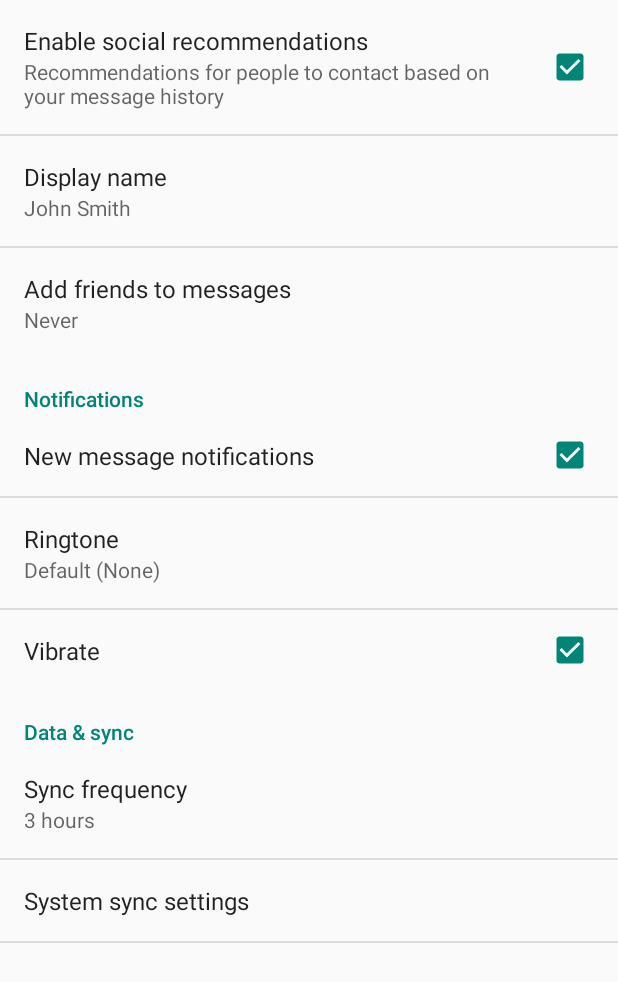
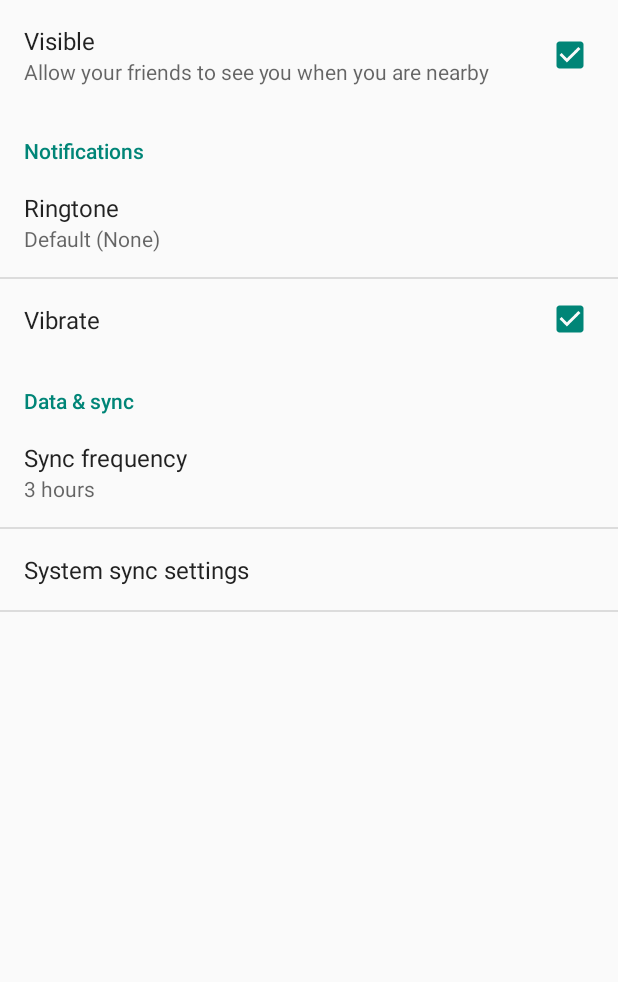
Before and after one commit to zshires/buz, an Android app: the SettingsActivity screen opened directly, with no data from a screen before it, on a phone screen of 412 x 824 dp. Shown: the top 982 px of the screen. Run offline under Robolectric (Android 15) with nearby library versions, the phone set to English and light mode, and no system bars; 2 statements that could not run were skipped.

Commit message:
Update settings activity to have correct features

```diff
--- a/app/src/main/res/values/strings_activity_settings.xml
+++ b/app/src/main/res/values/strings_activity_settings.xml
@@ -6,13 +6,12 @@
     <!-- Example General settings -->
     <string name="pref_header_general">General</string>
 
-    <string name="pref_title_social_recommendations">Enable social recommendations</string>
-    <string name="pref_description_social_recommendations">Recommendations for people to contact
-        based on your message history
+    <string name="pref_title_location_services">Visible</string>
+    <string name="pref_description_location_services">Allow your friends to see you when you are nearby
     </string>
 
-    <string name="pref_title_display_name">Display name</string>
-    <string name="pref_default_display_name">John Smith</string>
+    <string name="pref_title_display_name">Custom Buz</string>
+    <string name="pref_default_display_name"></string>
 
     <string name="pref_title_add_friends_to_messages">Add friends to messages</string>
     <string-array name="pref_example_list_titles">
--- a/app/src/main/res/xml/pref_general.xml
+++ b/app/src/main/res/xml/pref_general.xml
@@ -2,12 +2,13 @@
 
     <CheckBoxPreference
         android:key="example_checkbox"
-        android:title="@string/pref_title_social_recommendations"
-        android:summary="@string/pref_description_social_recommendations"
+        android:title="@string/pref_title_location_services"
+        android:summary="@string/pref_description_location_services"
         android:defaultValue="true" />
 
     <!-- NOTE: EditTextPreference accepts EditText attributes. -->
     <!-- NOTE: EditTextPreference's summary should be set to its value by the activity code. -->
+    <!--
     <EditTextPreference
         android:key="example_text"
         android:title="@string/pref_title_display_name"
@@ -16,18 +17,18 @@
         android:inputType="textCapWords"
         android:capitalize="words"
         android:singleLine="true"
-        android:maxLines="1" />
+        android:maxLines="1" />-->
 
     <!-- NOTE: Hide buttons to simplify the UI. Users can touch outside the dialog to
          dismiss it. -->
     <!-- NOTE: ListPreference's summary should be set to its value by the activity code. -->
-    <ListPreference
-        android:key="example_list"
-        android:title="@string/pref_title_add_friends_to_messages"
-        android:defaultValue="-1"
-        android:entries="@array/pref_example_list_titles"
-        android:entryValues="@array/pref_example_list_values"
-        android:negativeButtonText="@null"
-        android:positiveButtonText="@null" />
-
+    <!--<ListPreference-->
+        <!--android:key="example_list"-->
+        <!--android:title="@string/pref_title_add_friends_to_messages"-->
+        <!--android:defaultValue="-1"-->
+        <!--android:entries="@array/pref_example_list_titles"-->
+        <!--android:entryValues="@array/pref_example_list_values"-->
+        <!--android:negativeButtonText="@null"-->
+        <!--android:positiveButtonText="@null" />-->
+        -->
 </PreferenceScreen>
--- a/app/src/main/res/xml/pref_headers.xml
+++ b/app/src/main/res/xml/pref_headers.xml
@@ -7,8 +7,8 @@
 
     <header android:fragment="zshires.com.buz.SettingsActivity$NotificationPreferenceFragment"
         android:title="@string/pref_header_notifications" />
-
+    <!--
     <header android:fragment="zshires.com.buz.SettingsActivity$DataSyncPreferenceFragment"
         android:title="@string/pref_header_data_sync" />
-
+    -->
 </preference-headers>
--- a/app/src/main/res/xml/pref_notification.xml
+++ b/app/src/main/res/xml/pref_notification.xml
@@ -2,10 +2,11 @@
 
     <!-- A 'parent' preference, which enables/disables child preferences (below)
          when checked/unchecked. -->
+    <!--
     <CheckBoxPreference
         android:key="notifications_new_message"
         android:title="@string/pref_title_new_message_notifications"
-        android:defaultValue="true" />
+        android:defaultValue="true" />-->
 
     <!-- Allows the user to choose a ringtone in the 'notification' category. -->
     <!-- NOTE: This preference will be enabled only when the checkbox above is checked. -->
```
